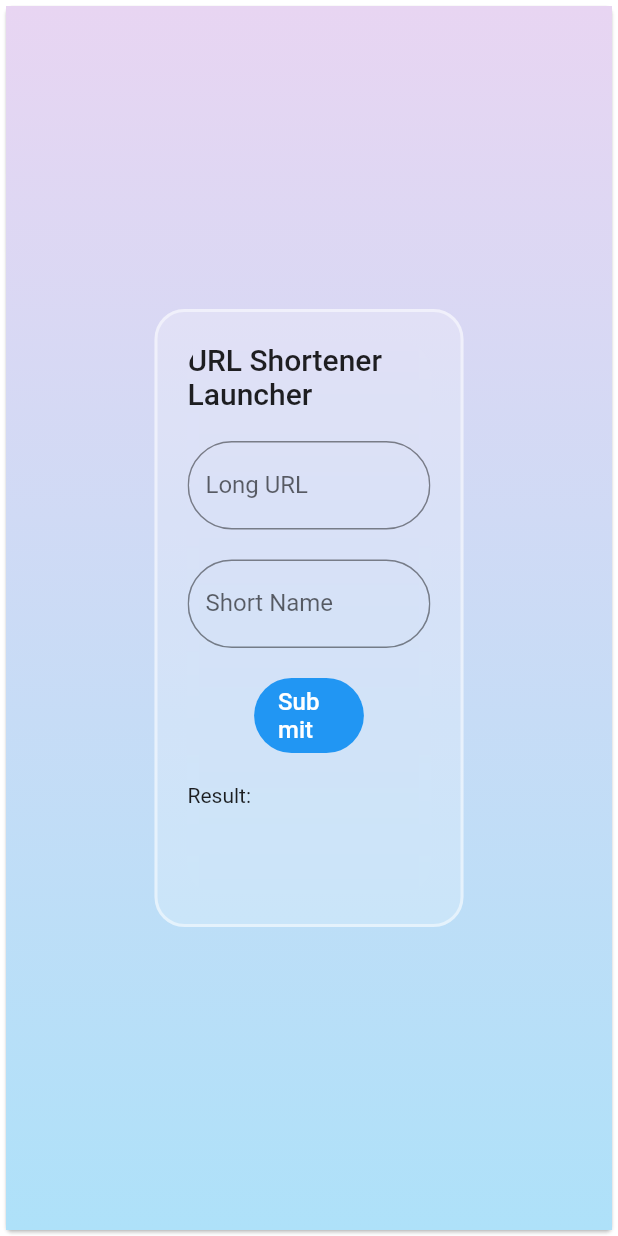
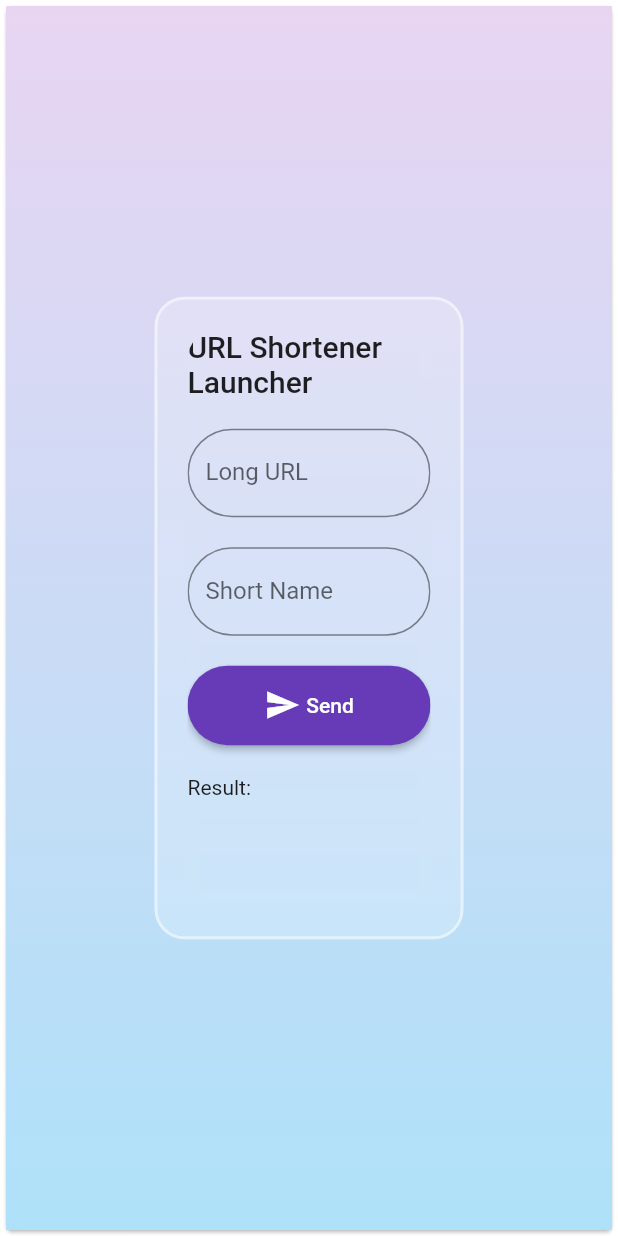
Before and after one commit to Tuanpluss02/StormX-Link, a Flutter app: the screen it shows after launch, on a phone screen of 412 x 824 dp. Run offline on Flutter 3.47's test engine with Material 2 defaults, Android fonts, the phone set to English and light mode, and no system bars; drawn by our look-alikes of progress_state_button; our stand-ins replace dio, get.

Commit message:
change submit button

```diff
--- a/lib/components/main_card.dart
+++ b/lib/components/main_card.dart
@@ -5,6 +5,8 @@ import 'package:flutter/material.dart';
 import 'package:flutter/services.dart';
 import 'package:get/get.dart';
 import 'package:logging/logging.dart';
+import 'package:url_shortener_flutter/controllers/bool_var.dart';
+import 'package:url_shortener_flutter/utils/submit_button.dart';
 
 class MainCard extends StatefulWidget {
   const MainCard({super.key});
@@ -18,39 +20,20 @@ class _MainCardState extends State<MainCard>
   final _longUrlController = TextEditingController();
   final _shortNameController = TextEditingController();
   Rx<String> shortUrl = ''.obs;
-  late AnimationController _controller;
-  late Animation<double> _animation;
-
   final String domain = 'https://stormx.vercel.app/';
-
-  @override
-  void initState() {
-    super.initState();
-
-    _controller = AnimationController(
-      duration: const Duration(milliseconds: 200),
-      vsync: this,
-    );
-
-    _animation = CurvedAnimation(
-      parent: _controller,
-      curve: Curves.easeInOut,
-    );
-  }
-
+  final BoolVar isSubmitting = Get.put(BoolVar());
+  final BoolVar isSuccess = Get.put(BoolVar());
   @override
   void dispose() {
-    _controller.dispose();
     _longUrlController.dispose();
     _shortNameController.dispose();
     super.dispose();
   }
 
-  Future<void> _submitForm() async {
+  Future<bool> _submitForm() async {
     final String longUrl = _longUrlController.text;
     final String shortName = _shortNameController.text;
     const String url = 'https://stormx.vercel.app/shorten';
-    // URLRes urlRes = URLRes();
     try {
       final response = await Dio().post(
         url,
@@ -60,16 +43,19 @@ class _MainCardState extends State<MainCard>
         },
       );
       shortUrl.value = response.data['short_url'];
+      isSuccess.val = true;
+      return true;
     } catch (e) {
       Logger.root.severe(e.toString());
     }
+    return false;
   }
 
   @override
   Widget build(BuildContext context) {
     final size = MediaQuery.of(context).size;
     final cardWidth = size.width * 0.5;
-    final cardHeight = size.height * 0.5;
+    final cardHeight = size.height * 0.52;
     final formKey = GlobalKey<FormState>();
     return Card(
         child: Container(
@@ -108,6 +94,7 @@ class _MainCardState extends State<MainCard>
                     key: formKey,
                     child: Column(
                       crossAxisAlignment: CrossAxisAlignment.center,
+                      mainAxisAlignment: MainAxisAlignment.start,
                       children: [
                         Text('URL Shortener Launcher',
                             style: Theme.of(context).textTheme.titleLarge),
@@ -157,44 +144,15 @@ class _MainCardState extends State<MainCard>
                           },
                         ),
                         const SizedBox(height: 20),
-                        AnimatedBuilder(
-                          animation: _animation,
-                          builder: (context, child) {
-                            return ElevatedButton(
-                              onPressed: () {
-                                if (formKey.currentState!.validate()) {
-                                  _controller.forward();
-                                  _submitForm().whenComplete(
-                                      () => _controller.reverse());
-                                }
-                              },
-                              style: ElevatedButton.styleFrom(
-                                shape: RoundedRectangleBorder(
-                                  borderRadius: BorderRadius.circular(30),
-                                ),
-                                backgroundColor: Theme.of(context).primaryColor,
-                                elevation: 0,
-                              ),
-                              child: Container(
-                                height: 50,
-                                width: MediaQuery.of(context).size.width * 0.1,
-                                alignment: Alignment.center,
-                                child: _animation.value == 0
-                                    ? const Text(
-                                        'Submit',
-                                        style: TextStyle(fontSize: 16),
-                                      )
-                                    : const SizedBox(
-                                        height: 24,
-                                        width: 24,
-                                        child: CircularProgressIndicator(
-                                          strokeWidth: 2,
-                                          color: Colors.white,
-                                        ),
-                                      ),
-                              ),
-                            );
+                        SubmitButton(
+                          onPressed: () async {
+                            if (formKey.currentState!.validate()) {
+                              isSubmitting.val = true;
+                              isSuccess.val = await _submitForm();
+                            }
                           },
+                          isSuccess: isSuccess,
+                          isSubmitting: isSubmitting,
                         ),
                         const SizedBox(height: 20),
                         Obx(
--- /dev/null
+++ b/lib/controllers/bool_var.dart
@@ -0,0 +1,7 @@
+import 'package:get/get.dart';
+
+class BoolVar extends GetxController {
+  final _val = false.obs;
+  bool get val => _val.value;
+  set val(bool val) => _val.value = val;
+}
--- a/lib/url_res.dart
+++ /dev/null
@@ -1,18 +0,0 @@
-class URLRes {
-  String? messages;
-  String? shortUrl;
-
-  URLRes({this.messages, this.shortUrl});
-
-  URLRes.fromJson(Map<String, dynamic> json) {
-    messages = json['messages'];
-    shortUrl = json['short_url'];
-  }
-
-  Map<String, dynamic> toJson() {
-    final Map<String, dynamic> data = <String, dynamic>{};
-    data['messages'] = messages;
-    data['short_url'] = shortUrl;
-    return data;
-  }
-}
--- /dev/null
+++ b/lib/utils/submit_button.dart
@@ -0,0 +1,90 @@
+import 'package:flutter/material.dart';
+import 'package:progress_state_button/iconed_button.dart';
+import 'package:progress_state_button/progress_button.dart';
+import 'package:url_shortener_flutter/controllers/bool_var.dart';
+
+class SubmitButton extends StatefulWidget {
+  final Function? onPressed;
+  final BoolVar isSuccess;
+  final BoolVar isSubmitting;
+  const SubmitButton(
+      {super.key,
+      required this.onPressed,
+      required this.isSubmitting,
+      required this.isSuccess});
+
+  @override
+  State<SubmitButton> createState() => _SubmitButtonState();
+}
+
+class _SubmitButtonState extends State<SubmitButton> {
+  ButtonState stateOnlyText = ButtonState.idle;
+  ButtonState stateTextWithIcon = ButtonState.idle;
+
+  @override
+  Widget build(BuildContext context) {
+    return Container(
+      decoration: const BoxDecoration(
+        color: Colors.transparent,
+      ),
+      child: Center(
+        child: ProgressButton.icon(iconedButtons: {
+          ButtonState.idle: IconedButton(
+              text: 'Send',
+              icon: const Icon(Icons.send, color: Colors.white),
+              color: Colors.deepPurple.shade500),
+          ButtonState.loading:
+              IconedButton(text: 'Loading', color: Colors.deepPurple.shade700),
+          ButtonState.fail: IconedButton(
+              text: 'Failed',
+              icon: const Icon(Icons.cancel, color: Colors.white),
+              color: Colors.red.shade300),
+          ButtonState.success: IconedButton(
+              text: 'Success',
+              icon: const Icon(
+                Icons.check_circle,
+                color: Colors.white,
+              ),
+              color: Colors.green.shade400)
+        }, onPressed: onPressedIconWithText, state: stateTextWithIcon),
+      ),
+    );
+  }
+
+  void onPressedIconWithText() {
+    switch (stateTextWithIcon) {
+      case ButtonState.idle:
+        stateTextWithIcon = ButtonState.loading;
+        widget.onPressed!();
+        // while (widget.isSubmitting.val) {
+        //   Future.delayed(const Duration(seconds: 1));
+        // }
+        Future.delayed(
+          Duration(seconds: widget.isSubmitting.val ? 2 : 0),
+          () {
+            setState(
+              () {
+                stateTextWithIcon = widget.isSuccess.val
+                    ? ButtonState.success
+                    : ButtonState.fail;
+              },
+            );
+          },
+        );
+        break;
+      case ButtonState.loading:
+        break;
+      case ButtonState.success:
+        stateTextWithIcon = ButtonState.idle;
+        break;
+      case ButtonState.fail:
+        stateTextWithIcon = ButtonState.idle;
+        break;
+    }
+    setState(
+      () {
+        stateTextWithIcon = stateTextWithIcon;
+      },
+    );
+  }
+}
--- a/pubspec.yaml
+++ b/pubspec.yaml
@@ -38,6 +38,8 @@ dependencies:
   dio: ^5.0.2
   get: ^4.6.5
   logging: ^1.1.1
+  progress_state_button: ^1.0.4
+  fluttertoast: ^8.2.1
 
 dev_dependencies:
   flutter_test:
```
Also changed, not shown: pubspec.lock.
